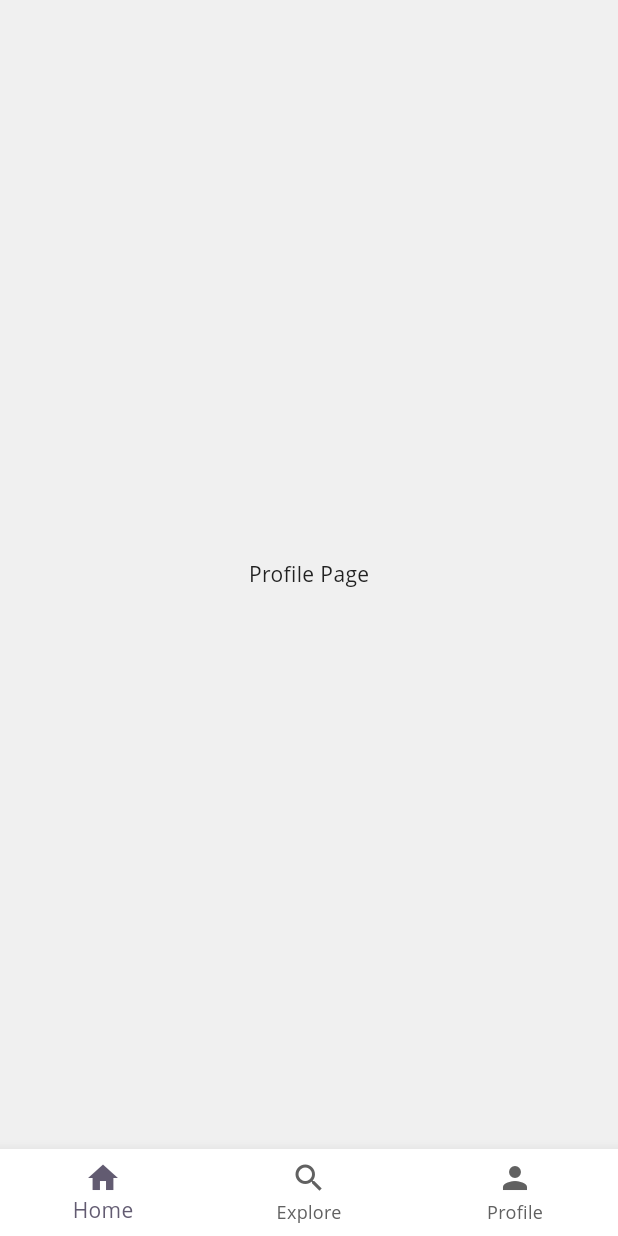
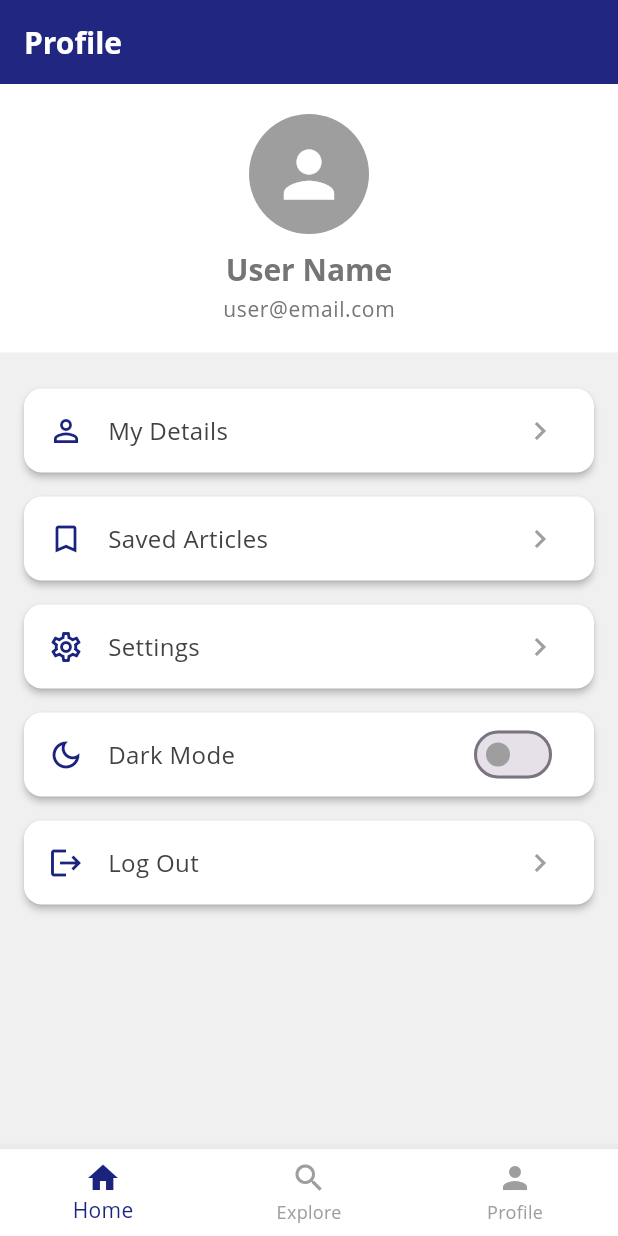
Before and after one commit to nrahil/News_application, a Flutter app: the screen it shows after launch, swiped to page 3, on a phone screen of 412 x 824 dp. Run offline on Flutter 3.47's test engine with Material 3 defaults, Android fonts, the phone set to English and light mode, and no system bars; our stand-ins replace carousel_slider; network calls fail; Roboto replaces fonts that are missing (Open Sans).

Commit message:
added profile page

```diff
--- a/lib/main.dart
+++ b/lib/main.dart
@@ -2,15 +2,18 @@ import 'package:flutter/material.dart';
 import 'package:news_app/pages/home_page.dart';
 import 'package:news_app/pages/explore_page.dart';
 import 'package:news_app/pages/article_detail_page.dart';
+import 'package:news_app/pages/profile_page.dart';
 import 'package:news_app/widgets/bottom_nav_bar.dart';
+import 'package:news_app/widgets/custom_app_bar.dart';
 import 'package:news_app/models/news_article.dart';
+import 'package:news_app/pages/saved_articles_page.dart';
 
 void main() {
   runApp(const MyApp());
 }
 
 class MyApp extends StatefulWidget {
-  const MyApp({super.key});
+  const MyApp({Key? key}) : super(key: key);
 
   @override
   State<MyApp> createState() => _MyAppState();
@@ -19,6 +22,7 @@ class MyApp extends StatefulWidget {
 class _MyAppState extends State<MyApp> {
   int _selectedIndex = 0;
   final PageController _pageController = PageController();
+  ThemeMode _themeMode = ThemeMode.light;
 
   void _onItemTapped(int index) {
     setState(() {
@@ -31,6 +35,12 @@ class _MyAppState extends State<MyApp> {
     );
   }
 
+  void toggleTheme(bool isDark) {
+    setState(() {
+      _themeMode = isDark ? ThemeMode.dark : ThemeMode.light;
+    });
+  }
+
   @override
   Widget build(BuildContext context) {
     return MaterialApp(
@@ -38,35 +48,68 @@ class _MyAppState extends State<MyApp> {
       theme: ThemeData(
         fontFamily: 'Open Sans',
         brightness: Brightness.light,
-        scaffoldBackgroundColor: const Color(0xFFF0F0F0), // A light gray background
-        primaryColor: const Color(0xFF1A237E), // A deep blue
-        hintColor: const Color(0xFF1A237E), // Accent color for highlights
-        cardColor: const Color(0xFFFFFFFF), // White cards
+        scaffoldBackgroundColor: const Color(0xFFF0F0F0),
+        primaryColor: const Color(0xFF1A237E),
+        hintColor: const Color(0xFF1A237E), // Replaced accentColor with hintColor
+        cardColor: const Color(0xFFFFFFFF),
         textTheme: const TextTheme(
-            headlineLarge : TextStyle(
+          headlineSmall: TextStyle(
             fontSize: 24.0,
             fontWeight: FontWeight.bold,
             color: Color(0xFF212121),
           ),
-          headlineSmall: TextStyle(
+          headlineMedium: TextStyle(
             fontSize: 20.0,
             fontWeight: FontWeight.bold,
             color: Color(0xFF212121),
           ),
-          bodyLarge: TextStyle(
+          bodyMedium: TextStyle(
             fontSize: 16.0,
             color: Color(0xFF424242),
           ),
-          bodyMedium: TextStyle(
+          bodySmall: TextStyle(
             fontSize: 14.0,
             color: Color(0xFF757575),
           ),
-          titleSmall: TextStyle(
+          labelSmall: TextStyle(
             fontSize: 12.0,
             color: Color(0xFF9E9E9E),
           ),
         ),
       ),
+      darkTheme: ThemeData(
+        fontFamily: 'Open Sans',
+        brightness: Brightness.dark,
+        scaffoldBackgroundColor: const Color(0xFF121212),
+        primaryColor: const Color(0xFF1A237E),
+        hintColor: const Color(0xFFBB86FC), // Replaced accentColor with hintColor
+        cardColor: const Color(0xFF1E1E1E),
+        textTheme: const TextTheme(
+          headlineSmall: TextStyle(
+            fontSize: 24.0,
+            fontWeight: FontWeight.bold,
+            color: Color(0xFFF8F8F8),
+          ),
+          headlineMedium: TextStyle(
+            fontSize: 20.0,
+            fontWeight: FontWeight.bold,
+            color: Color(0xFFF8F8F8),
+          ),
+          bodyMedium: TextStyle(
+            fontSize: 16.0,
+            color: Color(0xFFC0C0C0),
+          ),
+          bodySmall: TextStyle(
+            fontSize: 14.0,
+            color: Color(0xFFC0C0C0),
+          ),
+          labelSmall: TextStyle(
+            fontSize: 12.0,
+            color: Color(0xFF888888),
+          ),
+        ),
+      ),
+      themeMode: _themeMode,
       home: Scaffold(
         body: PageView(
           controller: _pageController,
@@ -88,7 +131,10 @@ class _MyAppState extends State<MyApp> {
                 ),
               );
             }),
-            const Center(child: Text("Profile Page", style: TextStyle(color: Color(0xFF212121)))),
+            ProfilePage(
+              onToggleTheme: toggleTheme,
+              isDark: _themeMode == ThemeMode.dark,
+            ),
           ],
         ),
         bottomNavigationBar: BottomNavBar(
--- /dev/null
+++ b/lib/pages/login_page.dart
@@ -0,0 +1,15 @@
+import 'package:flutter/material.dart';
+
+class LoginPage extends StatefulWidget{
+  @override
+  State<LoginPage> createState() {
+    return _LoginPageState();
+  }
+}
+
+class _LoginPageState extends State<LoginPage>{
+  @override
+  Widget build(BuildContext context) {
+    return
+  }
+}
--- /dev/null
+++ b/lib/pages/profile_page.dart
@@ -0,0 +1,146 @@
+import 'package:flutter/material.dart';
+import 'package:news_app/pages/saved_articles_page.dart';
+
+class ProfilePage extends StatelessWidget {
+  final void Function(bool) onToggleTheme;
+  final bool isDark;
+
+  const ProfilePage({Key? key, required this.onToggleTheme, required this.isDark}) : super(key: key);
+
+  @override
+  Widget build(BuildContext context) {
+    return Scaffold(
+      appBar: AppBar(
+        title: Text(
+          "Profile",
+          style: Theme.of(context).textTheme.headlineMedium!.copyWith(color: Colors.white),
+        ),
+        // This is the updated line to make the app bar dark in dark mode
+        backgroundColor: isDark ? const Color(0xFF212121) : Theme.of(context).primaryColor,
+        elevation: 4,
+        automaticallyImplyLeading: false, // Prevents back button on this page
+      ),
+      body: ListView(
+        children: [
+          _buildHeader(context),
+          const SizedBox(height: 16),
+          _buildOptionTile(
+            context,
+            icon: Icons.person_outline,
+            title: "My Details",
+            onTap: () {
+              // Navigate to My Details page
+              // Navigator.push(context, MaterialPageRoute(builder: (context) => MyDetailsPage()));
+            },
+          ),
+          _buildOptionTile(
+            context,
+            icon: Icons.bookmark_border,
+            title: "Saved Articles",
+            onTap: () {
+              Navigator.push(context, MaterialPageRoute(builder: (context) => const SavedArticlesPage()));
+            },
+          ),
+          _buildOptionTile(
+            context,
+            icon: Icons.settings_outlined,
+            title: "Settings",
+            onTap: () {
+              // Navigate to Settings page
+            },
+          ),
+          _buildToggleTile(
+            context,
+            icon: isDark ? Icons.light_mode_outlined : Icons.dark_mode_outlined,
+            title: "Dark Mode",
+            value: isDark,
+            onChanged: (value) => onToggleTheme(value),
+          ),
+          _buildOptionTile(
+            context,
+            icon: Icons.logout,
+            title: "Log Out",
+            onTap: () {
+              // Implement log out logic
+            },
+          ),
+        ],
+      ),
+    );
+  }
+
+  Widget _buildHeader(BuildContext context) {
+    final headerTextColor = isDark ? Colors.white : Theme.of(context).textTheme.bodySmall!.color;
+    final emailTextColor = isDark ? Colors.grey : Theme.of(context).textTheme.bodySmall!.color;
+
+    return Container(
+      padding: const EdgeInsets.symmetric(vertical: 20),
+      color: Theme.of(context).cardColor,
+      child: Column(
+        children: [
+          CircleAvatar(
+            radius: 40,
+            backgroundColor: isDark ? Colors.grey[700] : Colors.grey,
+            child: const Icon(Icons.person, size: 50, color: Colors.white),
+          ),
+          const SizedBox(height: 10),
+          Text(
+            "User Name",
+            style: Theme.of(context).textTheme.headlineMedium!.copyWith(color: headerTextColor),
+          ),
+          const SizedBox(height: 4),
+          Text(
+            "user@email.com",
+            style: Theme.of(context).textTheme.bodySmall!.copyWith(color: emailTextColor),
+          ),
+        ],
+      ),
+    );
+  }
+
+  Widget _buildOptionTile(
+      BuildContext context, {
+      required IconData icon,
+      required String title,
+      required VoidCallback onTap,
+      }) {
+    final iconColor = isDark ? Theme.of(context).hintColor : Theme.of(context).primaryColor;
+    final trailingIconColor = isDark ? Colors.grey[600] : Colors.grey;
+
+    return Card(
+      margin: const EdgeInsets.symmetric(horizontal: 16, vertical: 8),
+      color: Theme.of(context).cardColor,
+      elevation: 2,
+      child: ListTile(
+        leading: Icon(icon, color: iconColor),
+        title: Text(title, style: Theme.of(context).textTheme.bodyMedium),
+        trailing: Icon(Icons.chevron_right, color: trailingIconColor),
+        onTap: onTap,
+      ),
+    );
+  }
+
+  Widget _buildToggleTile(
+      BuildContext context, {
+      required IconData icon,
+      required String title,
+      required bool value,
+      required ValueChanged<bool> onChanged,
+      }) {
+    final iconColor = isDark ? Theme.of(context).hintColor : Theme.of(context).primaryColor;
+
+    return Card(
+      margin: const EdgeInsets.symmetric(horizontal: 16, vertical: 8),
+      color: Theme.of(context).cardColor,
+      elevation: 2,
+      child: SwitchListTile(
+        title: Text(title, style: Theme.of(context).textTheme.bodyMedium),
+        secondary: Icon(icon, color: iconColor),
+        value: value,
+        onChanged: onChanged,
+        activeColor: Theme.of(context).primaryColor,
+        inactiveThumbColor: Colors.grey,
+      ),
+    );
+  }
+}
--- /dev/null
+++ b/lib/pages/saved_articles_page.dart
@@ -0,0 +1,28 @@
+// lib/pages/saved_articles_page.dart
+import 'package:flutter/material.dart';
+
+class SavedArticlesPage extends StatelessWidget {
+  const SavedArticlesPage({Key? key}) : super(key: key);
+
+  @override
+  Widget build(BuildContext context) {
+    final isDark = Theme.of(context).brightness == Brightness.dark;
+
+    return Scaffold(
+      appBar: AppBar(
+        title: Text(
+          "Saved Articles",
+          style: Theme.of(context).textTheme.titleLarge!.copyWith(color: isDark ? Colors.white : Colors.white),
+        ),
+        backgroundColor: Theme.of(context).primaryColor,
+        elevation: 4,
+      ),
+      body: Center(
+        child: Text(
+          "Your saved articles will appear here.",
+          style: Theme.of(context).textTheme.bodyLarge,
+        ),
+      ),
+    );
+  }
+}
--- a/lib/widgets/bottom_nav_bar.dart
+++ b/lib/widgets/bottom_nav_bar.dart
@@ -5,13 +5,15 @@ class BottomNavBar extends StatelessWidget {
   final Function(int) onItemTapped;
 
   const BottomNavBar({
-    super.key,
+    Key? key,
     required this.selectedIndex,
     required this.onItemTapped,
-  });
+  }) : super(key: key);
 
   @override
   Widget build(BuildContext context) {
+    final isDark = Theme.of(context).brightness == Brightness.dark;
+
     return BottomNavigationBar(
       items: const <BottomNavigationBarItem>[
         BottomNavigationBarItem(
@@ -28,10 +30,10 @@ class BottomNavBar extends StatelessWidget {
         ),
       ],
       currentIndex: selectedIndex,
-      selectedItemColor: Theme.of(context).colorScheme.secondary,
-      unselectedItemColor: Colors.grey[700],
+      selectedItemColor: Theme.of(context).hintColor,
+      unselectedItemColor: isDark ? Colors.grey[700] : Colors.grey,
       onTap: onItemTapped,
-      backgroundColor: Colors.white,
+      backgroundColor: isDark ? const Color(0xFF1E1E1E) : Colors.white,
       elevation: 8,
       showUnselectedLabels: true,
     );
--- a/lib/widgets/category_tabs.dart
+++ b/lib/widgets/category_tabs.dart
@@ -6,19 +6,20 @@ class CategoryTabs extends StatelessWidget {
   final void Function(String) onCategorySelected;
 
   const CategoryTabs({
-    super.key,
+    Key? key,
     required this.categories,
     required this.selectedCategory,
     required this.onCategorySelected,
-  });
+  }) : super(key: key);
 
   @override
   Widget build(BuildContext context) {
-    return SizedBox(
+    final isDark = Theme.of(context).brightness == Brightness.dark;
+
+    return Container(
       height: 40,
       child: ListView.builder(
         scrollDirection: Axis.horizontal,
-
         itemCount: categories.length,
         itemBuilder: (context, index) {
           final category = categories[index];
@@ -32,22 +33,22 @@ class CategoryTabs extends StatelessWidget {
                 decoration: BoxDecoration(
                   borderRadius: BorderRadius.circular(20),
                   color: isSelected ? Theme.of(context).primaryColor : Theme.of(context).cardColor,
-                  border: isSelected ? null : Border.all(color: Theme.of(context).primaryColor),
+                  border: isSelected ? null : Border.all(color: isDark ? Colors.white : Theme.of(context).primaryColor),
                   boxShadow: isSelected
                       ? [
                           BoxShadow(
-                            color: Theme.of(context).primaryColor.withOpacity(0.4),
+                            color: isDark ? Theme.of(context).hintColor.withOpacity(0.4) : Theme.of(context).primaryColor.withOpacity(0.4),
                             blurRadius: 8,
                             offset: const Offset(0, 4),
                           ),
                         ]
                       : null,
                 ),
-                child: Center( // Added Center widget for better text alignment
+                child: Center(
                   child: Text(
                     category,
                     style: Theme.of(context).textTheme.bodyMedium!.copyWith(
-                      color: isSelected ? Colors.white : Theme.of(context).primaryColor,
+                      color: isSelected ? Colors.white : (isDark ? Colors.white : Theme.of(context).primaryColor),
                       fontWeight: isSelected ? FontWeight.bold : FontWeight.normal,
                     ),
                   ),
--- a/lib/widgets/custom_app_bar.dart
+++ b/lib/widgets/custom_app_bar.dart
@@ -3,16 +3,18 @@ import 'package:flutter/material.dart';
 class CustomAppBar extends StatelessWidget implements PreferredSizeWidget {
   final String title;
 
-  const CustomAppBar({super.key, required this.title});
+  const CustomAppBar({Key? key, required this.title}) : super(key: key);
 
   @override
   Widget build(BuildContext context) {
+    final isDark = Theme.of(context).brightness == Brightness.dark;
+
     return AppBar(
       title: Text(
         title,
-        style: Theme.of(context).textTheme.titleLarge!.copyWith(color: Colors.white),
+        style: Theme.of(context).textTheme.headlineMedium!.copyWith(color: Colors.white),
       ),
-      backgroundColor: Theme.of(context).primaryColor,
+      backgroundColor: isDark ? const Color(0xFF212121) : Theme.of(context).primaryColor,
       elevation: 4,
       centerTitle: false,
     );
```
